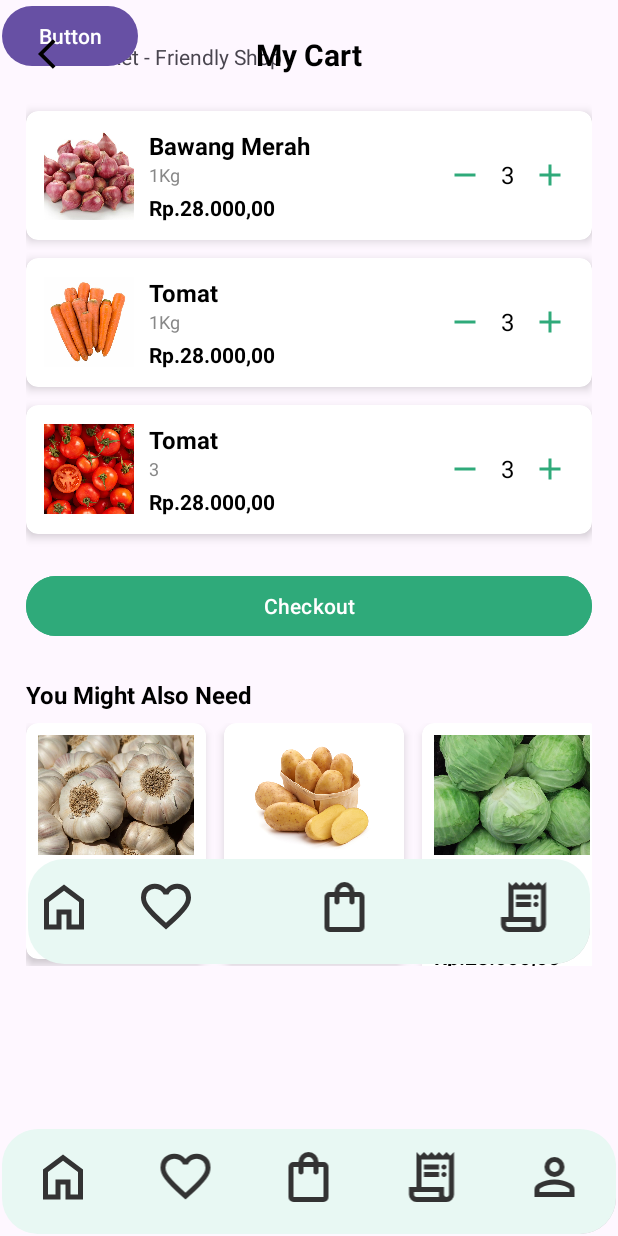
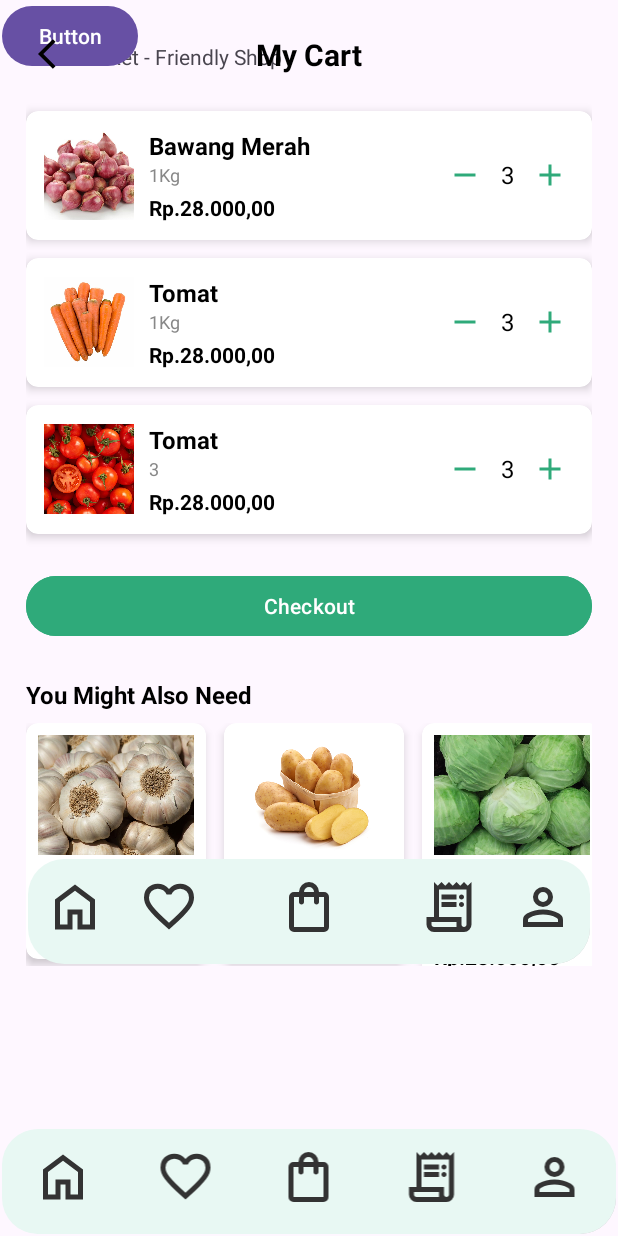
Before and after one commit to yogzism890/Omurice, an Android app built with Jetpack Compose: the fragment CartFragment placed in its activity, on a phone screen of 412 x 824 dp. Run offline under Robolectric (Android 15) with nearby library versions, the phone set to English and light mode, and no system bars.

Commit message:
Menambahkan imageview 'profile' di bottom navigation bar

```diff
--- a/app/src/main/res/layout/fragment_cart.xml
+++ b/app/src/main/res/layout/fragment_cart.xml
@@ -589,7 +589,7 @@
         app:layout_constraintStart_toStartOf="parent">
     <ImageView
         android:id="@+id/imageView2"
-        android:layout_width="0dp"
+        android:layout_width="wrap_content"
         android:layout_height="wrap_content"
         android:layout_weight="1"
         android:contentDescription="@string/p1_home"
@@ -627,9 +627,15 @@
             android:layout_marginBottom="8dp"
             android:layout_gravity="center"
             app:srcCompat="@drawable/bill" />
-
-
+        <ImageView
+            android:id="@+id/imageView6"
+            android:layout_width="wrap_content"
+            android:layout_height="wrap_content"
+            android:layout_weight="1"
+            android:contentDescription="@string/profile"
+            android:paddingTop="10dp"
+            android:layout_gravity="center"
+            android:layout_marginBottom="8dp"
+            app:srcCompat="@drawable/profil" />
     </LinearLayout>
-
-
 </androidx.constraintlayout.widget.ConstraintLayout>
--- a/app/src/main/res/values/strings.xml
+++ b/app/src/main/res/values/strings.xml
@@ -45,5 +45,6 @@
     <string name="rp_20_000">Rp.20.000</string>
     <string name="shop" />
     <string name="bill" />
+    <string name="profile" />
 
 </resources>
```
